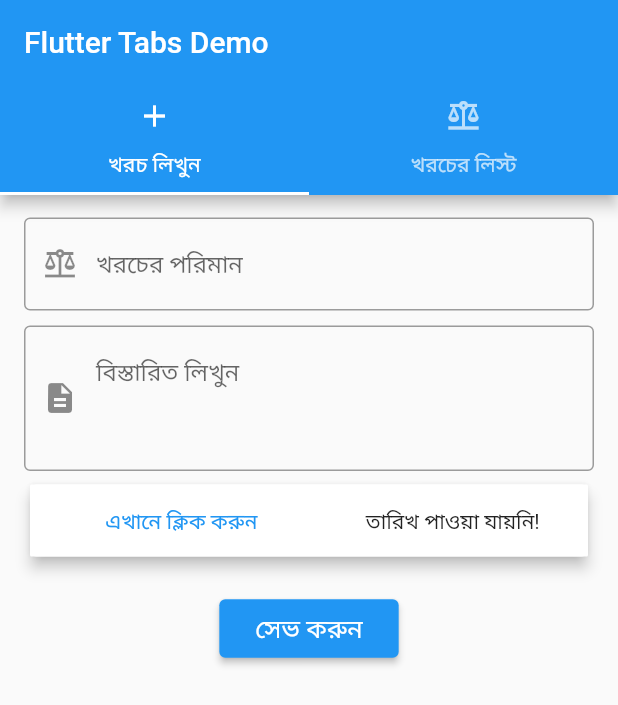
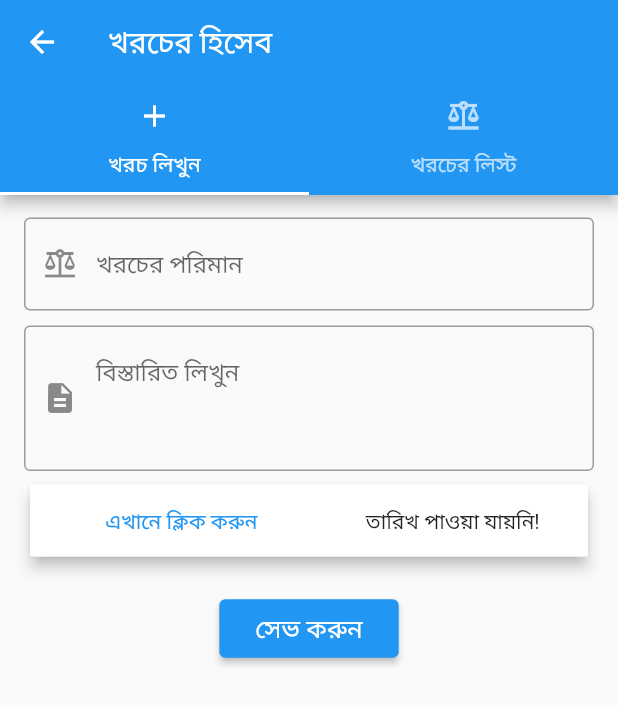
Before and after one commit to Morshed-islam/isp_bill_collection, a Flutter app: the HomePage screen opened by its route, after a tap on "খরচ", on a phone screen of 412 x 824 dp. Shown: the top 705 px of the screen. Run offline on Flutter 3.47's test engine with Material 2 defaults, Android fonts, the phone set to English and light mode, and no system bars; our stand-ins replace cloud_firestore, firebase_auth, firebase_core, google_fonts, lottie; accounts and stored records are empty.

Commit message:
expense list

```diff
--- a/lib/db/db_helper.dart
+++ b/lib/db/db_helper.dart
@@ -89,11 +89,15 @@ class DBHelper {
   static Stream<QuerySnapshot<Map<String, dynamic>>> fetchExpenseByMonth() {
     var date =  DateTime.now();
      return _db.collection(collectionExpense)
-        .where('year', isGreaterThanOrEqualTo: 2022)
-        .orderBy('year', descending: true)
+        .where('month', isEqualTo: DateTime.now().month)
+         .where('year',isEqualTo: DateTime.now().year)
         .snapshots();
      //DateTime(date.year, 1)
+
+
   }
 
 
+
+
 }
--- a/lib/main.dart
+++ b/lib/main.dart
@@ -10,6 +10,7 @@ import 'package:isp_bill_collection/pages/expense_page.dart';
 import 'package:isp_bill_collection/pages/home_page.dart';
 import 'package:isp_bill_collection/pages/launcher_page.dart';
 import 'package:isp_bill_collection/pages/login_page.dart';
+import 'package:isp_bill_collection/pages/tab_page/expense_list.dart';
 import 'package:isp_bill_collection/providers/billing_provider.dart';
 import 'package:isp_bill_collection/providers/customer_provider.dart';
 import 'package:isp_bill_collection/providers/due_provider.dart';
--- a/lib/model/expense_model.dart
+++ b/lib/model/expense_model.dart
@@ -2,7 +2,7 @@ import 'package:cloud_firestore/cloud_firestore.dart';
 
 class ExpenseModel {
   String? admin_id;
-  String? expense_amount;
+  num? expense_amount;
   String? desc;
   int? day;
   int? month;
--- a/lib/pages/expense_page.dart
+++ b/lib/pages/expense_page.dart
@@ -31,7 +31,11 @@ class _ExpensePageState extends State<ExpensePage> {
         length: 2,
         child: Scaffold(
           appBar: AppBar(
-            title: Text('Flutter Tabs Demo'),
+            title: Text('খরচের হিসেব'),
+            leading: IconButton(
+              icon: Icon(Icons.arrow_back, color: Colors.white),
+              onPressed: () => Navigator.of(context).pop(),
+            ),
             bottom: TabBar(
               tabs: [
                 Tab(icon: Icon(Icons.add), text: "খরচ লিখুন"),
--- a/lib/pages/home_page.dart
+++ b/lib/pages/home_page.dart
@@ -5,6 +5,7 @@ import 'package:isp_bill_collection/pages/all_customer.dart';
 import 'package:isp_bill_collection/pages/billing_page.dart';
 import 'package:isp_bill_collection/pages/expense_page.dart';
 import 'package:isp_bill_collection/pages/login_page.dart';
+import 'package:isp_bill_collection/pages/tab_page/expense_list.dart';
 import 'package:isp_bill_collection/providers/customer_provider.dart';
 import 'package:lottie/lottie.dart';
 import 'package:isp_bill_collection/pages/add_customer.dart';
@@ -22,17 +23,12 @@ class HomePage extends StatefulWidget {
 class _HomePageState extends State<HomePage> {
 
   late CustomerProvider _customerProvider;
-  late ExpenseProvider _expenseProvider;
-
 
   @override
   void didChangeDependencies(){
 
     _customerProvider = Provider.of<CustomerProvider>(context,listen: false);
     _customerProvider.getAllCustomers();
-
-    _expenseProvider = Provider.of<ExpenseProvider>(context);
-    _expenseProvider.getAllExpenseByMonth();
 
     super.didChangeDependencies();
 
--- a/lib/pages/tab_page/expense_entry.dart
+++ b/lib/pages/tab_page/expense_entry.dart
@@ -146,7 +146,7 @@ class _ExpenseEntryPageState extends State<ExpenseEntryPage> {
   void _savaDateToExpenseDb() {
     if (_formKey.currentState!.validate()) {
       final _expenseModel = ExpenseModel(
-          expense_amount: _costController.text,
+          expense_amount: num.parse(_costController.text),
           desc: _descController.text,
           day: dateTime!.day,
           month: dateTime!.month,
```
Also changed, not shown: lib/pages/tab_page/expense_list.dart (+110 -18 lines).
